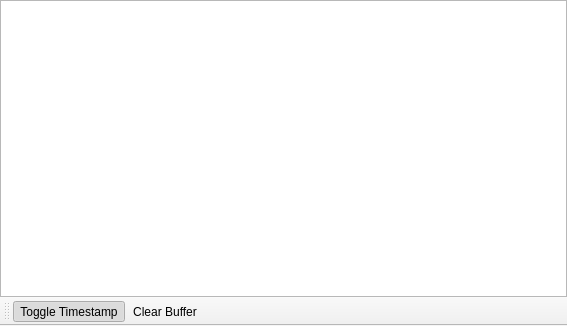
c3c/quazaa, file trunk/widgetsystemlog.ui: the form before one commit.
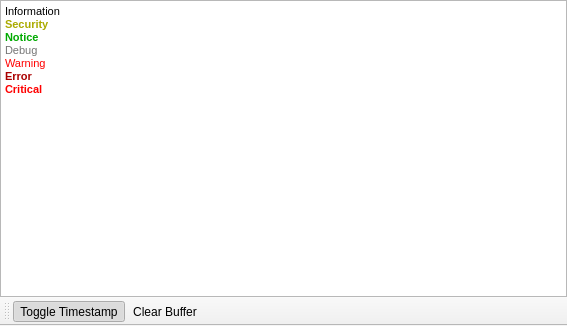
The form after the commit. Icons and pictures are not drawn.

```diff
--- a/trunk/widgetsystemlog.ui
+++ b/trunk/widgetsystemlog.ui
@@ -30,6 +30,19 @@
       <property name="readOnly">
        <bool>true</bool>
       </property>
+      <property name="html">
+       <string>&lt;!DOCTYPE HTML PUBLIC &quot;-//W3C//DTD HTML 4.0//EN&quot; &quot;http://www.w3.org/TR/REC-html40/strict.dtd&quot;&gt;
+&lt;html&gt;&lt;head&gt;&lt;meta name=&quot;qrichtext&quot; content=&quot;1&quot; /&gt;&lt;style type=&quot;text/css&quot;&gt;
+p, li { white-space: pre-wrap; }
+&lt;/style&gt;&lt;/head&gt;&lt;body style=&quot; font-family:'MS Shell Dlg 2'; font-size:8.25pt; font-weight:400; font-style:normal;&quot;&gt;
+&lt;p style=&quot; margin-top:0px; margin-bottom:0px; margin-left:0px; margin-right:0px; -qt-block-indent:0; text-indent:0px;&quot;&gt;&lt;span style=&quot; font-size:8pt;&quot;&gt;Information&lt;/span&gt;&lt;/p&gt;
+&lt;p style=&quot; margin-top:0px; margin-bottom:0px; margin-left:0px; margin-right:0px; -qt-block-indent:0; text-indent:0px;&quot;&gt;&lt;span style=&quot; font-size:8pt; font-weight:600; color:#aaaa00;&quot;&gt;Security&lt;/span&gt;&lt;/p&gt;
+&lt;p style=&quot; margin-top:0px; margin-bottom:0px; margin-left:0px; margin-right:0px; -qt-block-indent:0; text-indent:0px;&quot;&gt;&lt;span style=&quot; font-size:8pt; font-weight:600; color:#00aa00;&quot;&gt;Notice&lt;/span&gt;&lt;/p&gt;
+&lt;p style=&quot; margin-top:0px; margin-bottom:0px; margin-left:0px; margin-right:0px; -qt-block-indent:0; text-indent:0px;&quot;&gt;&lt;span style=&quot; font-size:8pt; color:#757575;&quot;&gt;Debug&lt;/span&gt;&lt;/p&gt;
+&lt;p style=&quot; margin-top:0px; margin-bottom:0px; margin-left:0px; margin-right:0px; -qt-block-indent:0; text-indent:0px;&quot;&gt;&lt;span style=&quot; font-size:8pt; color:#ff0000;&quot;&gt;Warning&lt;/span&gt;&lt;/p&gt;
+&lt;p style=&quot; margin-top:0px; margin-bottom:0px; margin-left:0px; margin-right:0px; -qt-block-indent:0; text-indent:0px;&quot;&gt;&lt;span style=&quot; font-size:8pt; font-weight:600; color:#aa0000;&quot;&gt;Error&lt;/span&gt;&lt;/p&gt;
+&lt;p style=&quot; margin-top:0px; margin-bottom:0px; margin-left:0px; margin-right:0px; -qt-block-indent:0; text-indent:0px;&quot;&gt;&lt;span style=&quot; font-size:8pt; font-weight:600; color:#ff0000;&quot;&gt;Critical&lt;/span&gt;&lt;/p&gt;&lt;/body&gt;&lt;/html&gt;</string>
+      </property>
       <property name="textInteractionFlags">
        <set>Qt::TextSelectableByMouse</set>
       </property>
```
Left out of the diff: 10 changed lines with no effect on the pictures.
